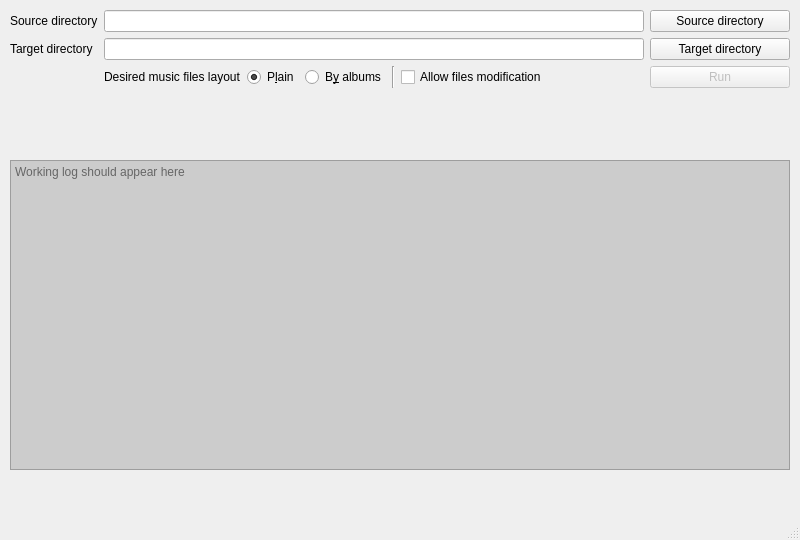
This is ui_resources/music_sort.ui in plartemyev/yamo as Qt 5 draws it before an edit. The edited form follows.
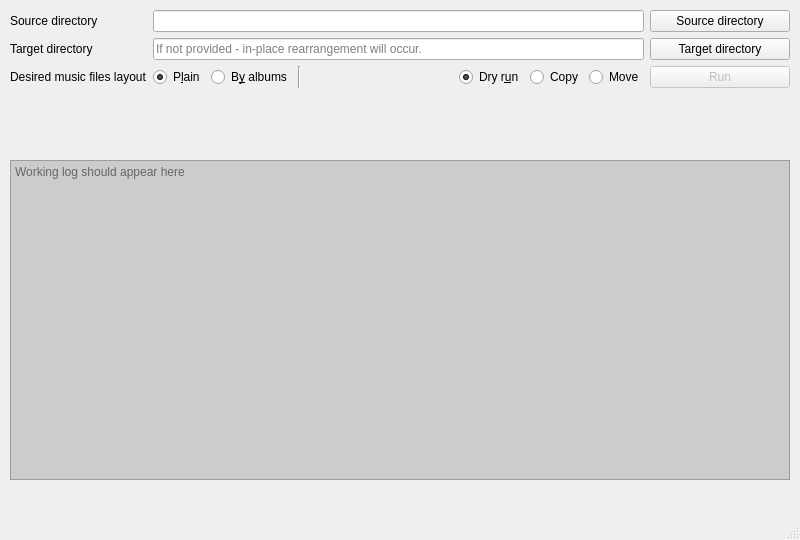
This is the edited form. Icons and pictures are not drawn.

Commit message: Operation mode selector added. QtLogFrame class introduced to intercept and display logging messages.

```diff
--- a/ui_resources/music_sort.ui
+++ b/ui_resources/music_sort.ui
@@ -10,20 +10,51 @@
     <height>540</height>
    </rect>
   </property>
+  <property name="sizePolicy">
+   <sizepolicy hsizetype="Fixed" vsizetype="Fixed">
+    <horstretch>1</horstretch>
+    <verstretch>1</verstretch>
+   </sizepolicy>
+  </property>
+  <property name="minimumSize">
+   <size>
+    <width>800</width>
+    <height>540</height>
+   </size>
+  </property>
+  <property name="maximumSize">
+   <size>
+    <width>800</width>
+    <height>540</height>
+   </size>
+  </property>
+  <property name="baseSize">
+   <size>
+    <width>0</width>
+    <height>0</height>
+   </size>
+  </property>
   <property name="windowTitle">
    <string>YAMO (Yet Another Multimedia Organizer)</string>
   </property>
   <property name="windowIcon">
-   <iconset theme="audio-x-generic"/>
+   <iconset theme="audio-x-generic">
+    <normaloff>.</normaloff>.</iconset>
   </property>
   <widget class="QWidget" name="centralwidget">
+   <property name="sizePolicy">
+    <sizepolicy hsizetype="Expanding" vsizetype="Expanding">
+     <horstretch>0</horstretch>
+     <verstretch>0</verstretch>
+    </sizepolicy>
+   </property>
    <widget class="QWidget" name="formLayoutWidget">
     <property name="geometry">
      <rect>
       <x>10</x>
       <y>10</y>
       <width>780</width>
-      <height>140</height>
+      <height>130</height>
      </rect>
     </property>
     <layout class="QFormLayout" name="formLayout">
@@ -51,7 +82,8 @@
           <string>Source directory</string>
          </property>
          <property name="icon">
-          <iconset theme="document-open"/>
+          <iconset theme="document-open">
+           <normaloff>.</normaloff>.</iconset>
          </property>
         </widget>
        </item>
@@ -67,7 +99,11 @@
      <item row="1" column="1">
       <layout class="QHBoxLayout" name="targetDirSelectionBlock">
        <item>
-        <widget class="QLineEdit" name="targetDirectoryInput"/>
+        <widget class="QLineEdit" name="targetDirectoryInput">
+         <property name="placeholderText">
+          <string>If not provided - in-place rearrangement will occur.</string>
+         </property>
+        </widget>
        </item>
        <item>
         <widget class="QPushButton" name="targetDirSelectBtn">
@@ -81,7 +117,8 @@
           <string>Target directory</string>
          </property>
          <property name="icon">
-          <iconset theme="document-open"/>
+          <iconset theme="document-open">
+           <normaloff>.</normaloff>.</iconset>
          </property>
         </widget>
        </item>
@@ -89,13 +126,6 @@
      </item>
      <item row="2" column="1">
       <layout class="QHBoxLayout" name="selectablesBlock">
-       <item>
-        <widget class="QLabel" name="layoutSelectionLabel">
-         <property name="text">
-          <string>Desired music files layout</string>
-         </property>
-        </widget>
-       </item>
        <item>
         <widget class="QRadioButton" name="layoutPlainRbtn">
          <property name="autoFillBackground">
@@ -107,6 +137,9 @@
          <property name="checked">
           <bool>true</bool>
          </property>
+         <attribute name="buttonGroup">
+          <string notr="true">filesLayoutRbtnGroup</string>
+         </attribute>
         </widget>
        </item>
        <item>
@@ -120,6 +153,9 @@
          <property name="checked">
           <bool>false</bool>
          </property>
+         <attribute name="buttonGroup">
+          <string notr="true">filesLayoutRbtnGroup</string>
+         </attribute>
         </widget>
        </item>
        <item>
@@ -129,13 +165,6 @@
          </property>
         </widget>
        </item>
-       <item>
-        <widget class="QCheckBox" name="allowFilesModificationChkBox">
-         <property name="text">
-          <string>Allow files modification</string>
-         </property>
-        </widget>
-       </item>
        <item>
         <spacer name="horizontalSpacer">
          <property name="orientation">
@@ -143,12 +172,45 @@
          </property>
          <property name="sizeHint" stdset="0">
           <size>
-           <width>40</width>
-           <height>20</height>
+           <width>0</width>
+           <height>0</height>
           </size>
          </property>
         </spacer>
        </item>
+       <item>
+        <widget class="QRadioButton" name="noopRbtn">
+         <property name="text">
+          <string>Dry r&amp;un</string>
+         </property>
+         <property name="checked">
+          <bool>true</bool>
+         </property>
+         <attribute name="buttonGroup">
+          <string notr="true">operationModeRbtnGroup</string>
+         </attribute>
+        </widget>
+       </item>
+       <item>
+        <widget class="QRadioButton" name="copyRbtn">
+         <property name="text">
+          <string>Copy</string>
+         </property>
+         <attribute name="buttonGroup">
+          <string notr="true">operationModeRbtnGroup</string>
+         </attribute>
+        </widget>
+       </item>
+       <item>
+        <widget class="QRadioButton" name="moveRbtn">
+         <property name="text">
+          <string>Move</string>
+         </property>
+         <attribute name="buttonGroup">
+          <string notr="true">operationModeRbtnGroup</string>
+         </attribute>
+        </widget>
+       </item>
        <item>
         <widget class="QPushButton" name="commenceBtn">
          <property name="enabled">
@@ -164,21 +226,29 @@
           <string>Run</string>
          </property>
          <property name="icon">
-          <iconset theme="system-run"/>
+          <iconset theme="system-run">
+           <normaloff>.</normaloff>.</iconset>
          </property>
         </widget>
        </item>
       </layout>
      </item>
+     <item row="2" column="0">
+      <widget class="QLabel" name="layoutSelectionLabel">
+       <property name="text">
+        <string>Desired music files layout</string>
+       </property>
+      </widget>
+     </item>
     </layout>
    </widget>
-   <widget class="QPlainTextEdit" name="loggingOutput">
+   <widget class="QPlainTextEdit" name="loggingOutputField">
     <property name="geometry">
      <rect>
       <x>10</x>
       <y>160</y>
       <width>780</width>
-      <height>310</height>
+      <height>320</height>
      </rect>
     </property>
     <property name="acceptDrops">
```
Left out of the diff: 4 changed lines with no effect on the pictures. The commit also changes 1 other file.
